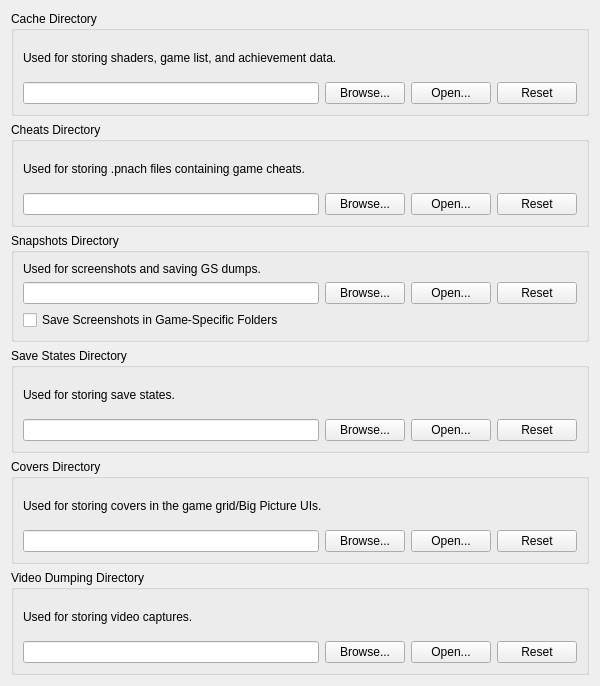
This is pcsx2-qt/Settings/FolderSettingsWidget.ui in PCSX2/pcsx2 as Qt 5 draws it before an edit. The edited form follows.
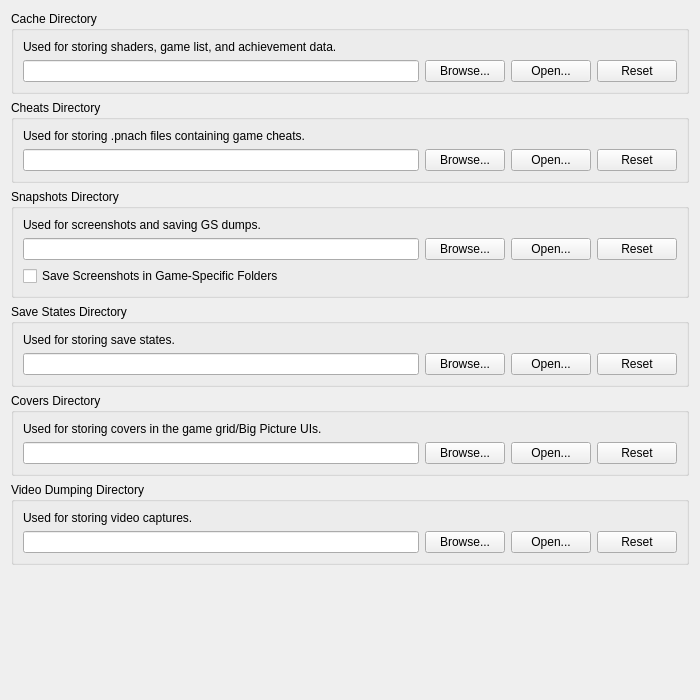
This is the edited form.

Commit message: Qt: Fix various settings window layout issues

```diff
--- a/pcsx2-qt/Settings/FolderSettingsWidget.ui
+++ b/pcsx2-qt/Settings/FolderSettingsWidget.ui
@@ -6,8 +6,8 @@
    <rect>
     <x>0</x>
     <y>0</y>
-    <width>600</width>
-    <height>686</height>
+    <width>700</width>
+    <height>700</height>
    </rect>
   </property>
   <layout class="QVBoxLayout" name="verticalLayout">
@@ -258,6 +258,19 @@
      </layout>
     </widget>
    </item>
+   <item>
+    <spacer name="verticalSpacer">
+     <property name="orientation">
+      <enum>Qt::Vertical</enum>
+     </property>
+     <property name="sizeHint" stdset="0">
+      <size>
+       <width>20</width>
+       <height>0</height>
+      </size>
+     </property>
+    </spacer>
+   </item>
   </layout>
  </widget>
  <resources>
```
The commit also changes 31 other files.
